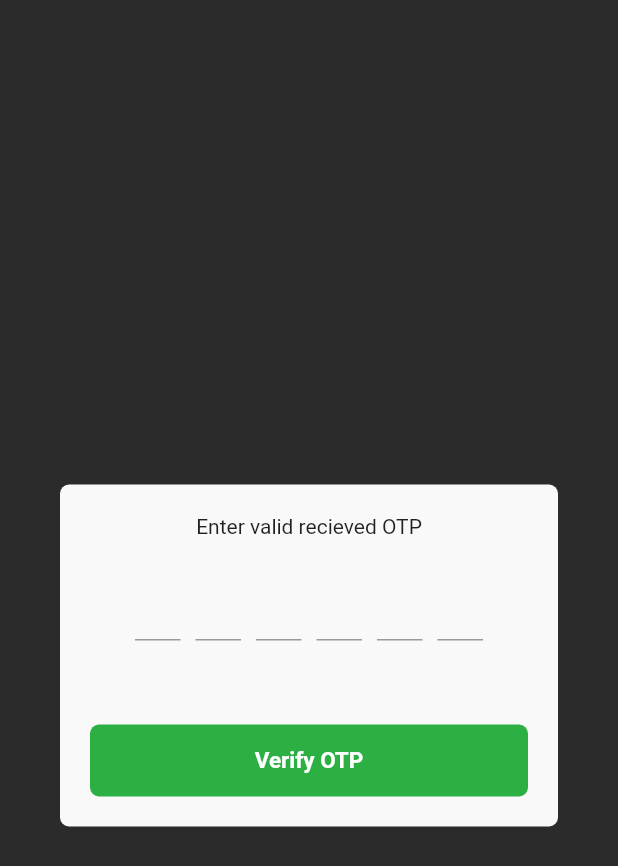
After one commit to Varun-BP/GoRitzyFlutter, a Flutter app: the OtpVerificationScreenState screen opened directly, on a phone screen of 412 x 824 dp. The commit adds this screen. Shown: the top 866 px of the screen. Run offline on Flutter 3.47's test engine with Material 2 defaults, Android fonts, the light colour scheme and no system bars; our stand-ins replace cloud_firestore, firebase_auth, rxdart; accounts and stored records are empty.

Commit message:
code updated

```diff
--- /dev/null
+++ b/lib/login/auth.dart
@@ -0,0 +1,88 @@
+import 'dart:async';
+import 'package:firebase_auth/firebase_auth.dart';
+import 'auth_listener.dart';
+
+class FirebasePhoneUtil {
+  static final FirebasePhoneUtil _instance = new FirebasePhoneUtil.internal();
+  FirebaseAuthListener _view;
+
+  FirebasePhoneUtil.internal();
+
+  factory FirebasePhoneUtil() {
+    return _instance;
+  }
+
+  setScreenListener(FirebaseAuthListener view) {
+    _view = view;
+  }
+
+  final FirebaseAuth _auth = FirebaseAuth.instance;
+  String verificationId;
+  String _message = '';
+
+  Future<void> verifyPhone(String phoneNumber) async {
+    print('Verify number '+ phoneNumber);
+
+    final PhoneCodeAutoRetrievalTimeout autoRetrieve = (String verId) {
+      _view.onError(verificationId);
+    };
+
+    final PhoneCodeSent smsCodeSent = (String verId, [int forceCodeResend]) {
+      this.verificationId = verId;
+      print('Code sent Verification id : '+verId);
+      print('Code sent this.Verification id : '+this.verificationId);
+      print('code sent _auth : '+ _auth.toString());
+      _view.verificationCodeSent(forceCodeResend);
+        print('Signed in');
+    };
+
+    final PhoneVerificationCompleted verifiedSuccess = (AuthCredential phoneAuthCredential) {
+      _auth.signInWithCredential(phoneAuthCredential);
+    };
+
+    final PhoneVerificationFailed veriFailed = (AuthException authException) {
+      _message =
+      'Phone number verification failed. Code: ${authException.code}. Message: ${authException.message}';
+      print(_message);
+      _view.onError(authException.message);
+    };
+
+    await _auth.verifyPhoneNumber(
+        phoneNumber: '+91' + phoneNumber,
+        codeAutoRetrievalTimeout: autoRetrieve,
+        codeSent: smsCodeSent,
+        timeout: const Duration(seconds: 5),
+        verificationCompleted: verifiedSuccess,
+        verificationFailed: veriFailed);
+  }
+
+  signIn(String smsCode) async {
+    print('code verify Verification id : '+verificationId);
+    print('code verify this.Verification id : '+this.verificationId);
+    print('code verify OTP is : '+smsCode);
+    print('code sent _auth : '+ _auth.toString());
+    final AuthCredential credential = PhoneAuthProvider.getCredential(
+      verificationId: this.verificationId,
+      smsCode: smsCode,
+    );
+    final FirebaseUser user =
+        (await _auth.signInWithCredential(credential)).user;
+    final FirebaseUser currentUser = await _auth.currentUser();
+    assert(user.uid == currentUser.uid);
+      if (user != null) {
+        onLoginUserVerified(currentUser);
+
+      } else {
+        _message = 'Sign in failed';
+      }
+  }
+
+  void onLoginUserVerified(FirebaseUser currentUser) {
+    print('OTP verification sucessful');
+    _view.onLoginUserVerified(currentUser);
+  }
+
+  onTokenError(String string) {
+    print("libs "+string);
+  }
+}
--- /dev/null
+++ b/lib/login/auth_listener.dart
@@ -0,0 +1,9 @@
+import 'package:firebase_auth/firebase_auth.dart';
+
+abstract class FirebaseAuthListener {
+  verificationCodeSent(int forceResendingToken);
+
+  onLoginUserVerified(FirebaseUser currentUser);
+
+  onError(String message);
+}
--- /dev/null
+++ b/lib/login/otp_verification.dart
@@ -0,0 +1,327 @@
+import 'package:firebase_auth/firebase_auth.dart';
+import 'package:flutter/material.dart';
+import '../utils/countdown_base.dart';
+import 'auth_listener.dart';
+import 'auth.dart';
+import '../dashboard/dashboard.dart';
+import '../view/widgets/progress_hud.dart';
+
+class OtpVerificationScreen extends StatelessWidget {
+  @override
+  Widget build(BuildContext context) {
+    return new MaterialApp(
+      debugShowCheckedModeBanner: false,
+      theme: new ThemeData(
+        primarySwatch: Colors.blue,
+      ),
+      home: OtpVerificationScreenState(),
+    );
+  }
+}
+
+class OtpVerificationScreenState extends StatefulWidget {
+  @override
+  _OtpVerificationScreenState createState() =>
+      new _OtpVerificationScreenState();
+}
+
+class _OtpVerificationScreenState extends State<OtpVerificationScreenState>
+    implements FirebaseAuthListener {
+  bool _isLoading = false;
+  final _formKey = new GlobalKey<FormState>();
+  final _scaffoldKey = new GlobalKey<ScaffoldState>();
+  String otpWaitTimeLabel = "";
+  bool _isMobileNumberEnter = false;
+
+  final _teOtpDigitOne = TextEditingController();
+  final _teOtpDigitTwo = TextEditingController();
+  final _teOtpDigitThree = TextEditingController();
+  final _teOtpDigitFour = TextEditingController();
+  final _teOtpDigitFive = TextEditingController();
+  final _teOtpDigitSix = TextEditingController();
+
+  FocusNode _focusNodeDigitOne = new FocusNode();
+  FocusNode _focusNodeDigitTwo = new FocusNode();
+  FocusNode _focusNodeDigitThree = new FocusNode();
+  FocusNode _focusNodeDigitFour = new FocusNode();
+  FocusNode _focusNodeDigitFive = new FocusNode();
+  FocusNode _focusNodeDigitSix = new FocusNode();
+
+  FirebasePhoneUtil presenter;
+
+  static const TextStyle linkStyle = const TextStyle(
+    color: const Color(0xFF8C919E),
+    fontWeight: FontWeight.bold,
+  );
+
+  @override
+  void dispose() {
+    super.dispose();
+    _teOtpDigitOne.dispose();
+  }
+
+  @override
+  void initState() {
+    super.initState();
+    presenter = FirebasePhoneUtil();
+    presenter.setScreenListener(this);
+    changeFocusListener(_teOtpDigitOne, _focusNodeDigitTwo);
+    changeFocusListener(_teOtpDigitTwo, _focusNodeDigitThree);
+    changeFocusListener(_teOtpDigitThree, _focusNodeDigitFour);
+    changeFocusListener(_teOtpDigitFour, _focusNodeDigitFive);
+    changeFocusListener(_teOtpDigitFive, _focusNodeDigitSix);
+
+    checkFiled(_teOtpDigitOne);
+    checkFiled(_teOtpDigitTwo);
+    checkFiled(_teOtpDigitThree);
+    checkFiled(_teOtpDigitFour);
+    checkFiled(_teOtpDigitFive);
+    checkFiled(_teOtpDigitSix);
+    //startTimer();
+  }
+
+  void checkFiled(TextEditingController teController) {
+    teController.addListener(() {
+      if (!_teOtpDigitOne.text.isEmpty &&
+          !_teOtpDigitTwo.text.isEmpty &&
+          !_teOtpDigitThree.text.isEmpty &&
+          !_teOtpDigitFour.text.isEmpty &&
+          !_teOtpDigitFive.text.isEmpty &&
+          !_teOtpDigitSix.text.isEmpty) {
+        _isMobileNumberEnter = true;
+      } else {
+        _isMobileNumberEnter = false;
+      }
+      setState(() {});
+    });
+  }
+
+  void _submit() {
+    if (_isMobileNumberEnter) {
+      showLoader();
+      presenter.signIn(_teOtpDigitOne.text +
+          _teOtpDigitTwo.text +
+          _teOtpDigitThree.text +
+          _teOtpDigitFour.text +
+          _teOtpDigitFive.text +
+          _teOtpDigitSix.text);
+    } else {
+      showAlert("Please enter valid OTP!");
+    }
+  }
+
+  @override
+  Widget build(BuildContext context) {
+    var otpBox = new Row(
+      children: <Widget>[
+        new Expanded(
+          child: new TextFormField(
+            controller: _teOtpDigitOne,
+            focusNode: _focusNodeDigitOne,
+            keyboardType: TextInputType.number,
+          ),
+        ),
+        new SizedBox(
+          width: 10.0,
+        ),
+        new Expanded(
+          child: new TextFormField(
+            controller: _teOtpDigitTwo,
+            focusNode: _focusNodeDigitTwo,
+            textAlign: TextAlign.center,
+            keyboardType: TextInputType.number,
+          ),
+        ),
+        new SizedBox(
+          width: 10.0,
+        ),
+        new Expanded(
+          child: new TextFormField(
+            controller: _teOtpDigitThree,
+            focusNode: _focusNodeDigitThree,
+            keyboardType: TextInputType.number,
+            textAlign: TextAlign.center,
+          ),
+        ),
+        new SizedBox(
+          width: 10.0,
+        ),
+        new Expanded(
+          child: new TextFormField(
+            controller: _teOtpDigitFour,
+            focusNode: _focusNodeDigitFour,
+            keyboardType: TextInputType.number,
+            textAlign: TextAlign.center,
+          ),
+        ),
+        new SizedBox(
+          width: 10.0,
+        ),
+        new Expanded(
+          child: new TextFormField(
+            controller: _teOtpDigitFive,
+            focusNode: _focusNodeDigitFive,
+            keyboardType: TextInputType.number,
+            textAlign: TextAlign.center,
+          ),
+        ),
+        new SizedBox(
+          width: 10.0,
+        ),
+        new Expanded(
+          child: new TextFormField(
+            controller: _teOtpDigitSix,
+            focusNode: _focusNodeDigitSix,
+            keyboardType: TextInputType.number,
+          ),
+        ),
+      ],
+    );
+
+    var form = new Column(
+      children: <Widget>[
+        new Container(
+          alignment: FractionalOffset.center,
+          margin: EdgeInsets.fromLTRB(40.0, 50.0, 40.0, 0.0),
+          padding: EdgeInsets.all(20.0),
+          decoration: new BoxDecoration(
+            color: const Color(0xFFF9F9F9),
+            borderRadius: new BorderRadius.all(
+              const Radius.circular(6.0),
+            ),
+          ),
+          child: new Form(
+            key: _formKey,
+            child: new Column(
+              children: <Widget>[
+                new Text(
+                  "Enter valid recieved OTP",
+                ),
+                new Padding(
+                  padding: EdgeInsets.only(left: 30.0, right: 30.0, top: 20.0),
+                  child: otpBox,
+                ),
+                new SizedBox(
+                  width: 0.0,
+                  height: 20.0,
+                ),
+                new Text(
+                  otpWaitTimeLabel,
+                ),
+                new GestureDetector(
+                  onTap: () {
+                    _submit();
+                  },
+                  child: new Container(
+                    margin: EdgeInsets.only(top: 20.0),
+                    padding: EdgeInsets.all(15.0),
+                    alignment: FractionalOffset.center,
+                    decoration: new BoxDecoration(
+                      color: new Color(0xFF2CB044),
+                      borderRadius:
+                      new BorderRadius.all(const Radius.circular(6.0)),
+                    ),
+                    child: Text(
+                      "Verify OTP",
+                      style: new TextStyle(
+                          color: const Color(0xFFFFFFFF),
+                          fontSize: 15.0,
+                          fontWeight: FontWeight.bold),
+                    ),
+                  ),
+                ),
+              ],
+            ),
+          ),
+        ),
+      ],
+    );
+
+    var screenRoot = new Container(
+      height: double.maxFinite,
+      alignment: FractionalOffset.center,
+      child: new SingleChildScrollView(
+        child: new Center(
+          child: form,
+        ),
+      ),
+    );
+    return new WillPopScope(
+        onWillPop: () async {
+          print("back");
+          return true;
+        },
+        child: new Scaffold(
+          backgroundColor: const Color(0xFF2B2B2B),
+          appBar: null,
+          key: _scaffoldKey,
+          body: ProgressHUD(
+            child: screenRoot,
+            inAsyncCall: _isLoading,
+            opacity: 0.0,
+          ),
+        ));
+  }
+
+  void changeFocusListener(
+      TextEditingController teOtpDigitOne, FocusNode focusNodeDigitTwo) {
+    teOtpDigitOne.addListener(() {
+      if (teOtpDigitOne.text.length > 0 && focusNodeDigitTwo != null) {
+        FocusScope.of(context).requestFocus(focusNodeDigitTwo);
+      }
+      setState(() {});
+    });
+  }
+
+  @override
+  void closeLoader() {
+    setState(() => _isLoading = false);
+  }
+
+  @override
+  void showAlert(String msg) {
+    setState(() {
+      print(msg);
+    });
+  }
+
+  @override
+  void showLoader() {
+    setState(() => _isLoading = true);
+  }
+
+  @override
+  onError(String msg) {
+    showAlert(msg);
+    closeLoader();
+  }
+
+  /*void startTimer() {
+    var sub = new CountDown(new Duration(minutes: 5)).stream.listen(null);
+    sub.onData((Duration d) {
+      setState(() {
+        int sec = d.inSeconds % 60;
+        otpWaitTimeLabel = d.inMinutes.toString() + ":" + sec.toString();
+      });
+    });
+  }*/
+
+  @override
+  verificationCodeSent(int forceResendingToken) {}
+
+  @override
+  onLoginUserVerified(FirebaseUser currentUser) async {
+    //Navigator.of(context)
+    //    .push<String>(
+    //  new MaterialPageRoute(
+    //    settings: RouteSettings(name: '/home_screen'),
+    //    builder: (context) => UserDashboardScreen(currentUser),
+    //  ),
+    //)
+     //   .then((result) => setState(() {
+//    //  _result = result;
+    //}));
+    Navigator.of(context).pop();
+    Navigator.of(context).pushReplacementNamed('/Nextscreen');
+  }
+}
--- /dev/null
+++ b/lib/view/widgets/progress_hud.dart
@@ -0,0 +1,46 @@
+library modal_progress_hud;
+
+import 'package:flutter/material.dart';
+
+class ProgressHUD extends StatelessWidget {
+
+  final Widget child;
+  final bool inAsyncCall;
+  final double opacity;
+  final Color color;
+  final Animation<Color> valueColor;
+
+  ProgressHUD({
+    Key key,
+    @required this.child,
+    @required this.inAsyncCall,
+    this.opacity = 0.3,
+    this.color = Colors.grey,
+    this.valueColor,
+  }) : super(key: key);
+
+  @override
+  Widget build(BuildContext context) {
+    List<Widget> widgetList = new List<Widget>();
+    widgetList.add(child);
+    if (inAsyncCall) {
+      final modal = new Stack(
+        children: [
+          new Opacity(
+            opacity: opacity,
+            child: ModalBarrier(dismissible: false, color: color),
+          ),
+          new Center(
+            child: new CircularProgressIndicator(
+              valueColor: valueColor,
+            ),
+          ),
+        ],
+      );
+      widgetList.add(modal);
+    }
+    return Stack(
+      children: widgetList,
+    );
+  }
+}
```
Also changed, not shown: lib/login/loginpage.dart (+113 -12 lines), lib/main.dart (+3 -5 lines), lib/utils/countdown_base.dart (added, +84 -0 lines), lib/view/base_contract.dart (added, +8 -0 lines), 3 other files.
